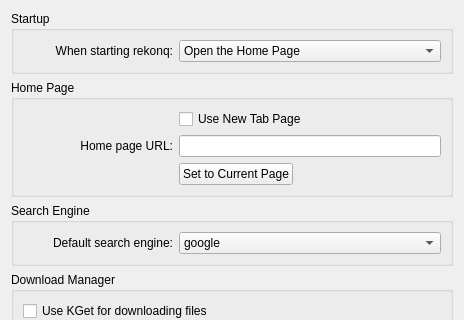
Old version of the form src/settings/settings_general.ui in the repository KDE/rekonq; both pictures show x 0 to 464 and y 0 to 320 of the 464 by 462 pixel window.
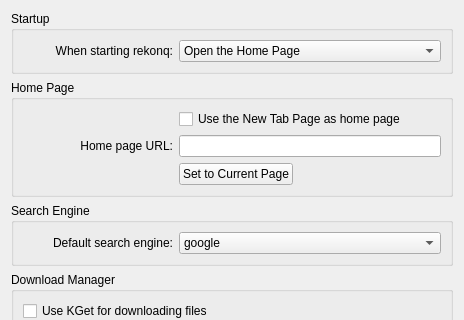
New version of the form. Custom widgets are drawn as their Qt base class.

The edit to the form file:
```diff
--- a/src/settings/settings_general.ui
+++ b/src/settings/settings_general.ui
@@ -141,7 +141,7 @@
       <item row="0" column="1">
        <widget class="QCheckBox" name="kcfg_useNewTabPage">
         <property name="text">
-         <string>Use New Tab Page</string>
+         <string>Use the New Tab Page as home page</string>
         </property>
        </widget>
       </item>
```
